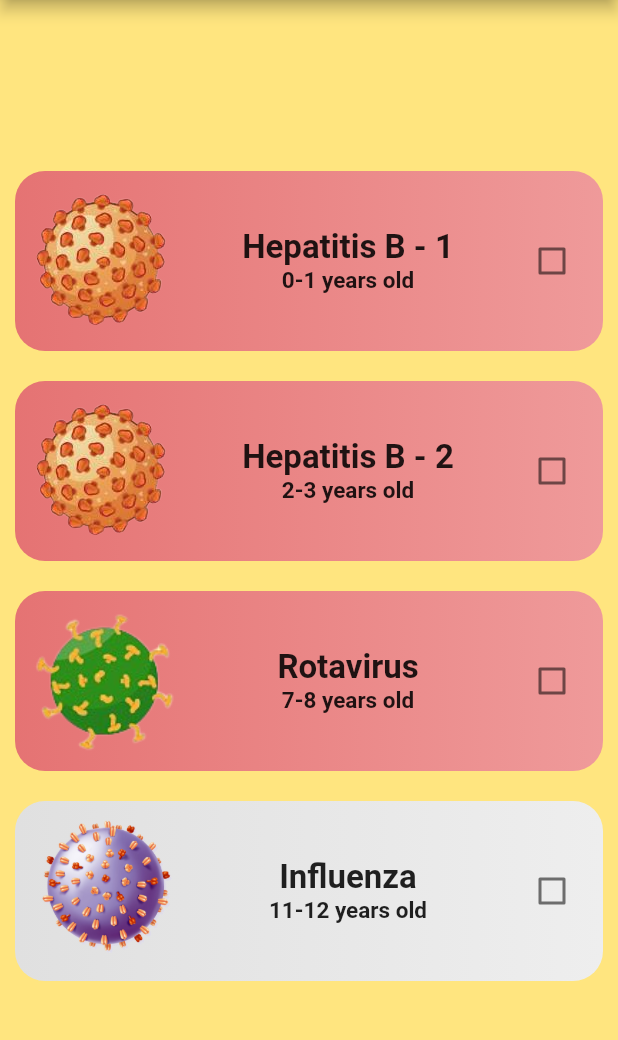
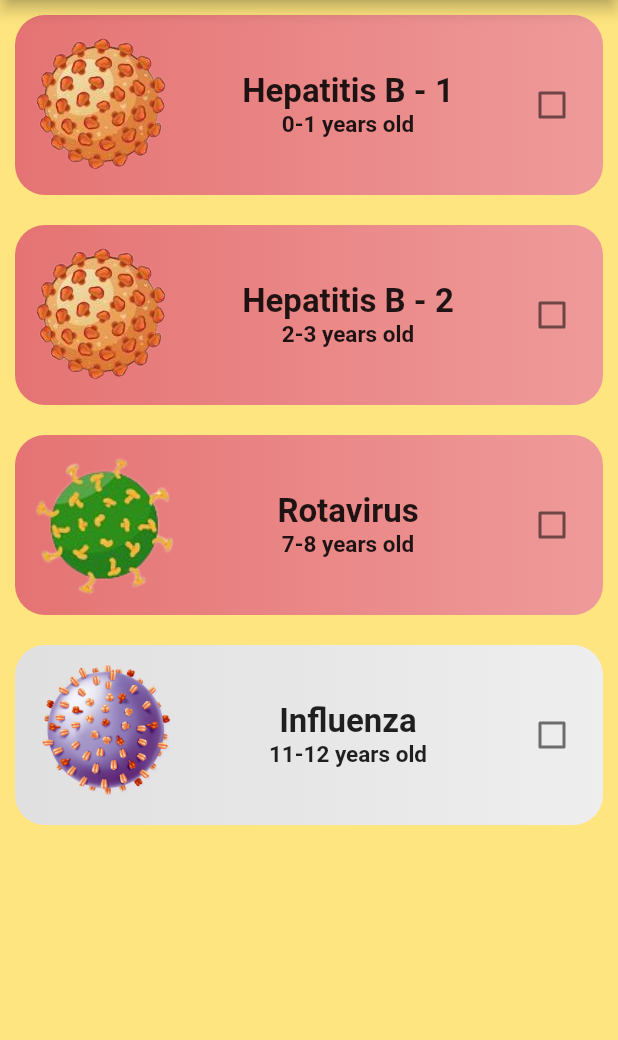
Before and after one commit to bjudob/duckcination, a Flutter app: the screen it shows after launch, on a phone screen of 412 x 824 dp, the part 84-1124 px from its top. Run offline on Flutter 3.47's test engine with Material 2 defaults, Android fonts, the phone set to English and light mode, and no system bars; our stand-ins replace firebase_core; accounts and stored records are empty.

Commit message:
feat: listview

```diff
--- a/lib/models/child.dart
+++ b/lib/models/child.dart
@@ -13,7 +13,7 @@ class Child{
       Vaccine('Hepatitis B - 1', 0,1,'img/hepatitis_b.png',VaccineStatus.todo),
       Vaccine('Hepatitis B - 2', 2,3,'img/hepatitis_b.png',VaccineStatus.todo),
       Vaccine('Rotavirus', 7,8,'img/rotavirus.png',VaccineStatus.todo),
-      Vaccine('Influenza', 11,12,'img/influenza.png',VaccineStatus.todo),
+      Vaccine('Influenza', 11,12,'img/influenza.png',VaccineStatus.later),
     ];
   }
 }
--- a/lib/ui/screens/child_screen.dart
+++ b/lib/ui/screens/child_screen.dart
@@ -27,16 +27,19 @@ class _ChildScreenState extends State<ChildScreen> {
         // Center is a layout widget. It takes a single child and positions it
         // in the middle of the parent.
         child: SingleChildScrollView(
-          child: Column(
-            mainAxisAlignment: MainAxisAlignment.center,
-            children: <Widget>[
-              VaccineCard(Vaccine('Hepatitis B - 1', 0,1,'img/hepatitis_b.png',VaccineStatus.todo)),
-              VaccineCard(Vaccine('Hepatitis B - 2', 2,3,'img/hepatitis_b.png',VaccineStatus.todo),),
-              VaccineCard(Vaccine('Rotavirus', 7,8,'img/rotavirus.png',VaccineStatus.todo),),
-              VaccineCard(Vaccine('Influenza', 11,12,'img/influenza.png',VaccineStatus.later),),
-            ],
-          ),
-        ),
+            child: Column(
+          children: [
+            SizedBox(
+              height: 2000,
+              child: ListView.builder(
+                  itemCount: widget.child.vaccines.length,
+                  itemBuilder: (context, index) {
+                    final item = widget.child.vaccines[index];
+                    return VaccineCard(item);
+                  }),
+            )
+          ],
+        )),
       ), // This trailing comma makes auto-formatting nicer for build methods.
     );
   }
@@ -53,3 +56,13 @@ final item = widget.child.vaccines[index];
 return VaccineCard(item);
 },
 )*/
+
+// child: Column(
+// mainAxisAlignment: MainAxisAlignment.center,
+// children: <Widget>[
+// VaccineCard(Vaccine('Hepatitis B - 1', 0,1,'img/hepatitis_b.png',VaccineStatus.todo)),
+// VaccineCard(Vaccine('Hepatitis B - 2', 2,3,'img/hepatitis_b.png',VaccineStatus.todo),),
+// VaccineCard(Vaccine('Rotavirus', 7,8,'img/rotavirus.png',VaccineStatus.todo),),
+// VaccineCard(Vaccine('Influenza', 11,12,'img/influenza.png',VaccineStatus.later),),
+// ],
+// ),
```
